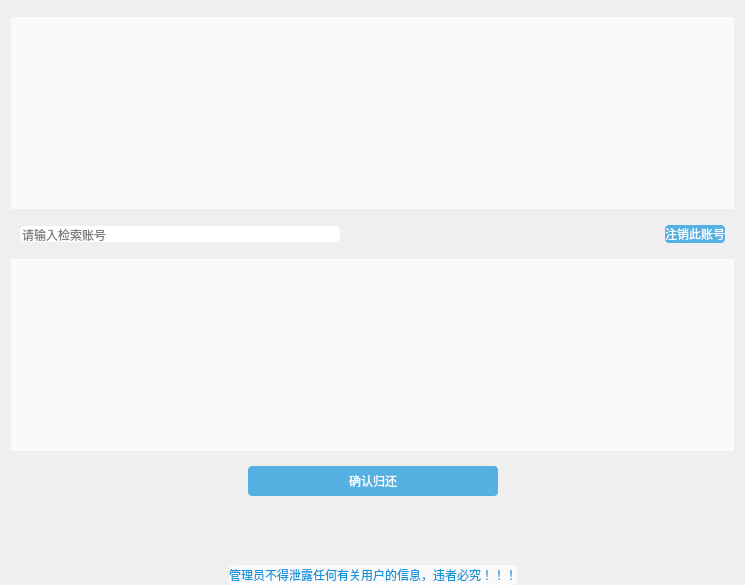
Qt form LibraryManager/reader.ui (xuanlog/LibraryManager) before a commit.
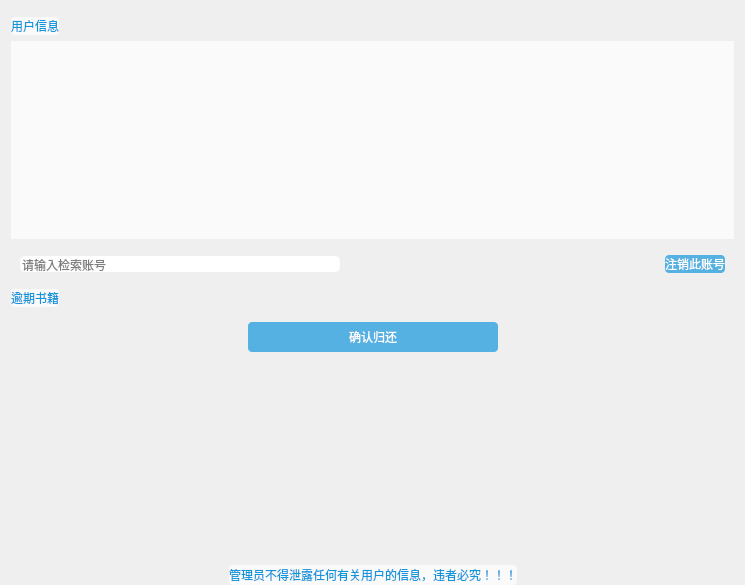
The same form after that commit. Icons and pictures are not drawn. Custom widgets are drawn as their Qt base class.

Patch:
```diff
--- a/LibraryManager/reader.ui
+++ b/LibraryManager/reader.ui
@@ -129,6 +129,28 @@
    <item>
     <widget class="MenuBar" name="widget_2" native="true"/>
    </item>
+   <item>
+    <widget class="QLabel" name="label_2">
+     <property name="sizePolicy">
+      <sizepolicy hsizetype="Fixed" vsizetype="Preferred">
+       <horstretch>0</horstretch>
+       <verstretch>0</verstretch>
+      </sizepolicy>
+     </property>
+     <property name="styleSheet">
+      <string notr="true">QLabel
+{
+	background-color: rgba(255, 255, 255, 0.7);
+    border-radius: 4px;  
+	color: #1296db;
+	font: 14px &quot;微软雅黑&quot;;
+}</string>
+     </property>
+     <property name="text">
+      <string>用户信息</string>
+     </property>
+    </widget>
+   </item>
    <item>
     <widget class="QTableView" name="readerView">
      <property name="focusPolicy">
@@ -205,18 +227,24 @@
     </widget>
    </item>
    <item>
-    <widget class="QTableView" name="bookInfoView">
-     <property name="focusPolicy">
-      <enum>Qt::NoFocus</enum>
+    <widget class="QLabel" name="label_3">
+     <property name="sizePolicy">
+      <sizepolicy hsizetype="Fixed" vsizetype="Preferred">
+       <horstretch>0</horstretch>
+       <verstretch>0</verstretch>
+      </sizepolicy>
      </property>
-     <property name="editTriggers">
-      <set>QAbstractItemView::NoEditTriggers</set>
+     <property name="styleSheet">
+      <string notr="true">QLabel
+{
+	background-color: rgba(255, 255, 255, 0.7);
+    border-radius: 4px;  
+	color: #1296db;
+	font: 14px &quot;微软雅黑&quot;;
+}</string>
      </property>
-     <property name="selectionMode">
-      <enum>QAbstractItemView::SingleSelection</enum>
-     </property>
-     <property name="selectionBehavior">
-      <enum>QAbstractItemView::SelectRows</enum>
+     <property name="text">
+      <string>逾期书籍</string>
      </property>
     </widget>
    </item>
```
